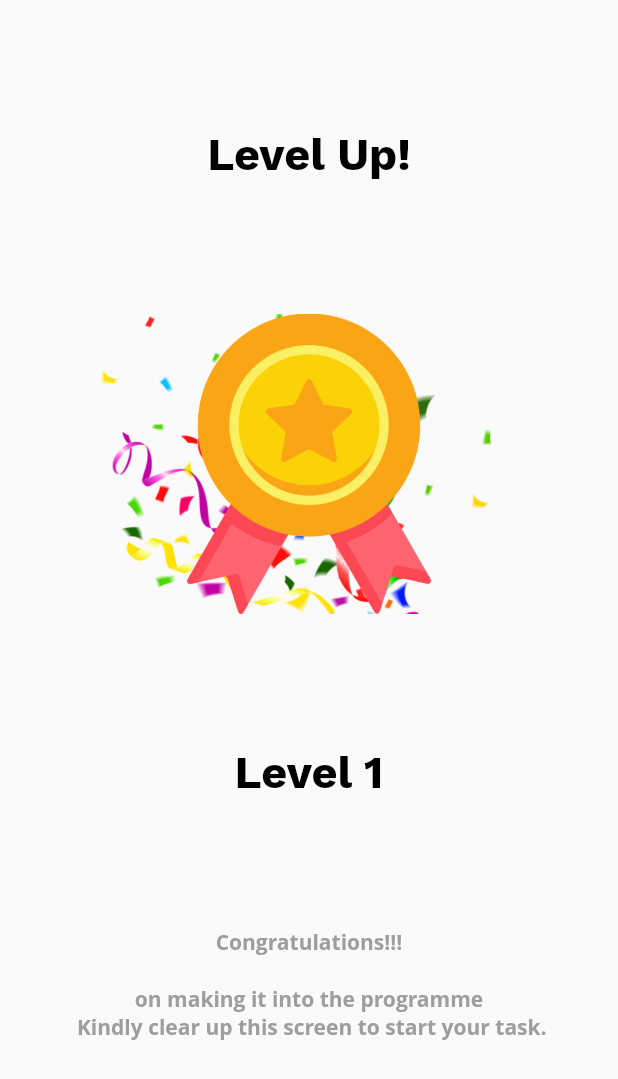
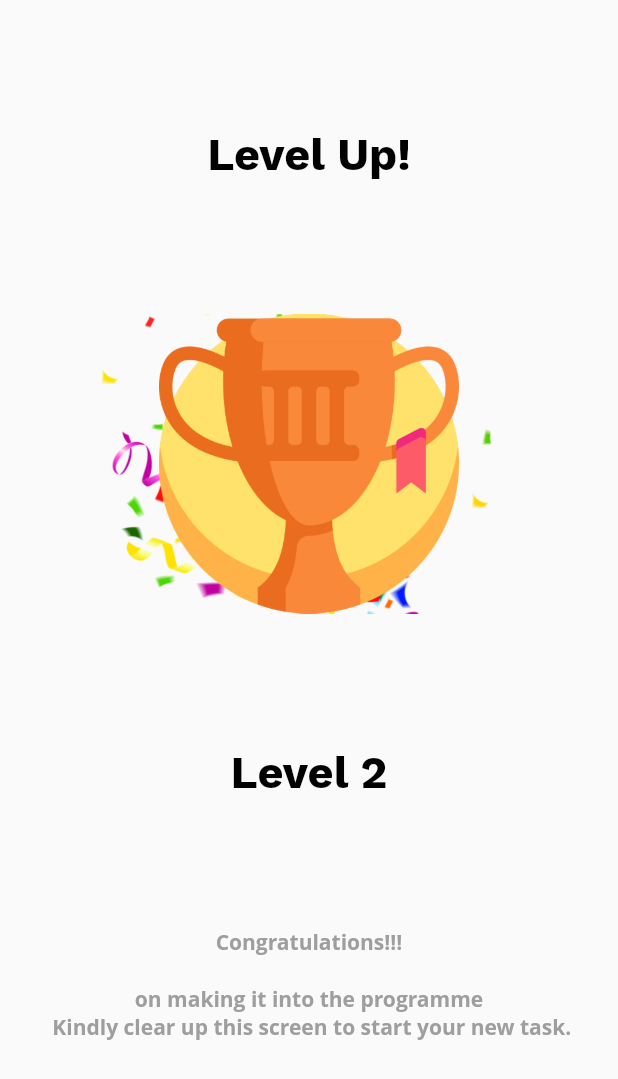
Before and after one commit to she-code-africa/Flutter-SCA-Initiative-Project, a Flutter app: the screen it shows after launch, on a phone screen of 412 x 824 dp. Shown: the top 1079 px of the screen. Run offline on Flutter 3.47's test engine with Material 2 defaults, Android fonts, the phone set to English and light mode, and no system bars.

Commit message:
Final commit

```diff
--- a/lib/main.dart
+++ b/lib/main.dart
@@ -69,7 +69,7 @@ class _MyHomePageState extends State<MyHomePage> {
             flex: 2,
             child: Center(
               child: Text(
-                'Level 1',
+                'Level 2',
                 style: TextStyle(
                   fontWeight: FontWeight.w500,
                   color: Colors.black,
@@ -84,7 +84,7 @@ class _MyHomePageState extends State<MyHomePage> {
             child: Padding(
               padding: const EdgeInsets.symmetric(horizontal: 20.0),
               child: Text(
-                'Congratulations!!!\n\non making it into the programme \n Kindly clear up this screen to start your task.',
+                'Congratulations!!!\n\non making it into the programme \n Kindly clear up this screen to start your new task.',
                 textAlign: TextAlign.center,
                 style: TextStyle(
                   color: Colors.grey,
```
Also changed, not shown: assets/images/badge.png.
